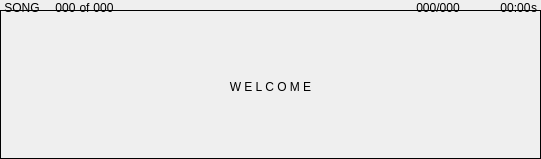
Before: the Qt Designer form src/TitleArea.ui in ModPlugPlayer/LCDDisplayWidget, drawn with Qt 5.
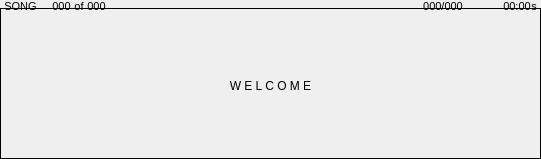
After: the same form once the commit is applied.

Commit message: TimeArea and PropertiesArea sections were separated from the display as new classes.

Patch:
```diff
--- a/src/TitleArea.ui
+++ b/src/TitleArea.ui
@@ -36,7 +36,7 @@
     <widget class="QFrame" name="titleFrame">
      <property name="styleSheet">
       <string notr="true">#titleFrame {
-margin-top: 10%;
+margin-top: 8%;
 padding-top: -10%;
 border-color: rgb(0, 0, 0);
 border: 1px solid;
@@ -112,7 +112,8 @@
          </font>
         </property>
         <property name="styleSheet">
-         <string notr="true">font-size: 12px;</string>
+         <string notr="true">font-size: 11px;
+margin-top: 0px; /*Should be negative or zero*/</string>
         </property>
         <property name="text">
          <string>SONG</string>
@@ -152,7 +153,8 @@
          </font>
         </property>
         <property name="styleSheet">
-         <string notr="true">font-size: 12px;</string>
+         <string notr="true">font-size: 11px;
+margin-top: 0px; /*Should be negative or zero*/</string>
         </property>
         <property name="text">
          <string>s</string>
@@ -176,7 +178,8 @@
          </font>
         </property>
         <property name="styleSheet">
-         <string notr="true">font-size: 12px;</string>
+         <string notr="true">font-size: 11px;
+margin-top: 0px; /*Should be negative or zero*/</string>
         </property>
         <property name="text">
          <string> of </string>
@@ -200,7 +203,8 @@
          </font>
         </property>
         <property name="styleSheet">
-         <string notr="true">font-size: 12px;</string>
+         <string notr="true">font-size: 11px;
+margin-top: 0px; /*Should be negative or zero*/</string>
         </property>
         <property name="text">
          <string>000</string>
@@ -224,7 +228,8 @@
          </font>
         </property>
         <property name="styleSheet">
-         <string notr="true">font-size: 12px;</string>
+         <string notr="true">font-size: 11px;
+margin-top: 0px; /*Should be negative or zero*/</string>
         </property>
         <property name="text">
          <string>00:00</string>
@@ -261,7 +266,8 @@
          </font>
         </property>
         <property name="styleSheet">
-         <string notr="true">font-size: 12px;</string>
+         <string notr="true">font-size: 11px;
+margin-top: 0px; /*Should be negative or zero*/</string>
         </property>
         <property name="text">
          <string>000</string>
@@ -285,7 +291,8 @@
          </font>
         </property>
         <property name="styleSheet">
-         <string notr="true">font-size: 12px;</string>
+         <string notr="true">font-size: 11px;
+margin-top: 0px; /*Should be negative or zero*/</string>
         </property>
         <property name="text">
          <string>000/000</string>
@@ -327,7 +334,8 @@
          </font>
         </property>
         <property name="styleSheet">
-         <string notr="true">font-size: 2em;</string>
+         <string notr="true">font-size: 2em;
+margin-top: -2px;</string>
         </property>
         <property name="text">
          <string>W E L C O M E</string>
```
Left out of the diff: 14 changed lines with no effect on the pictures. The commit also changes 8 other files.
